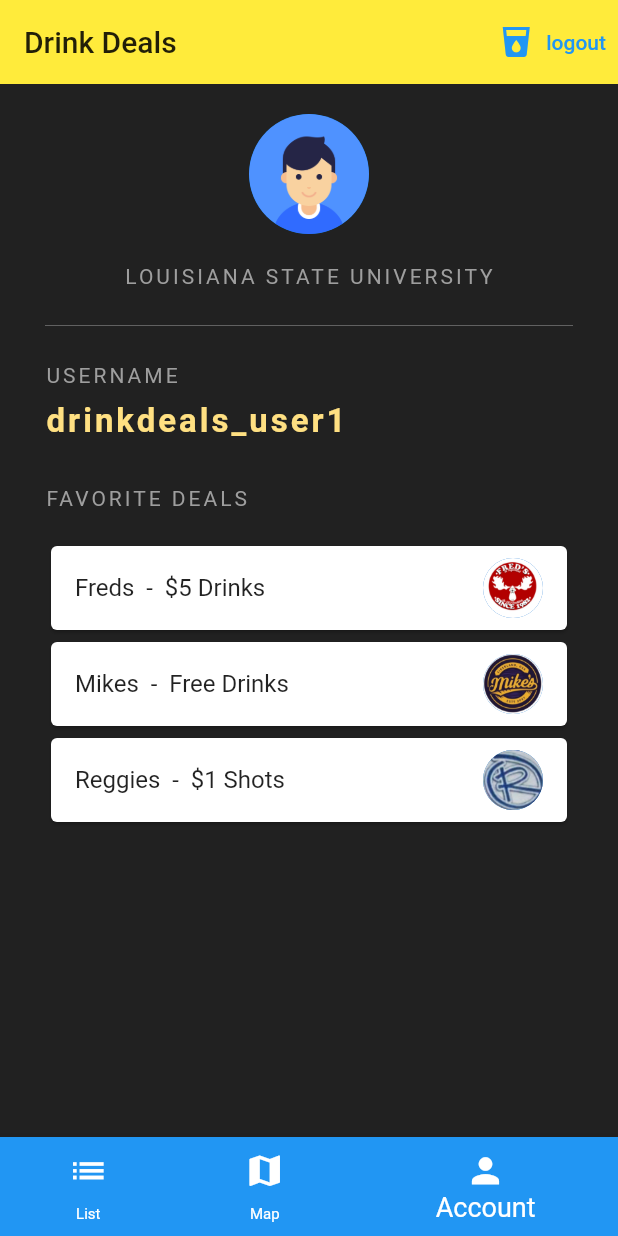
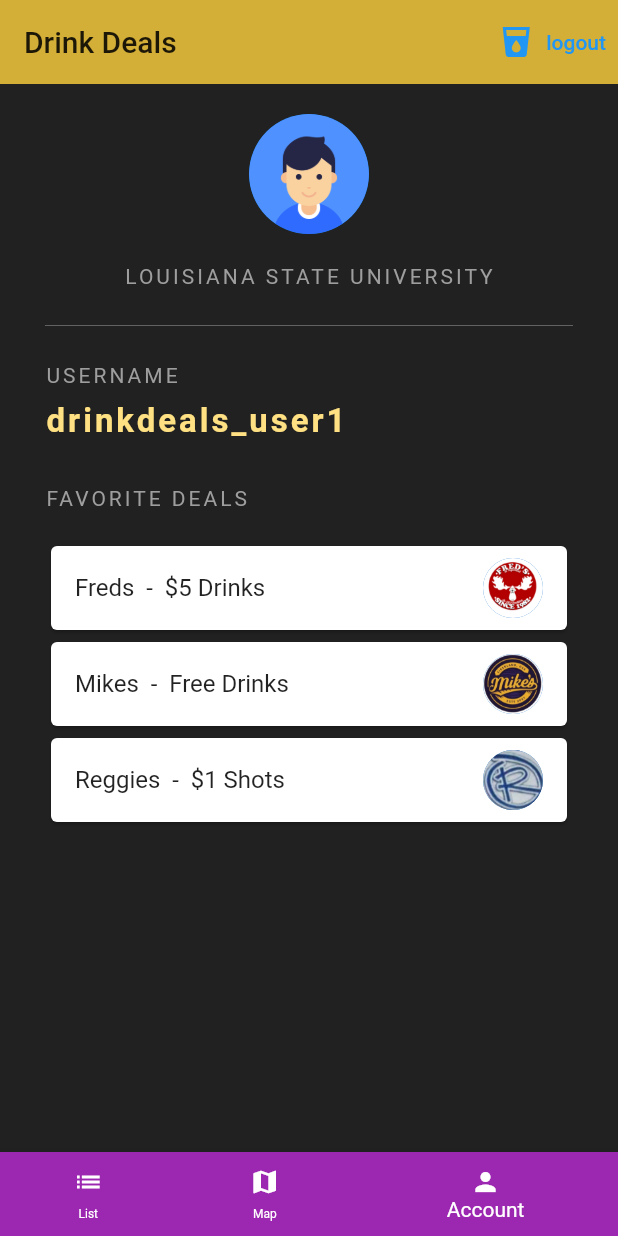
Before and after one commit to sunnyssarai98/drinkdeals, a Flutter app: the screen it shows once a user with an empty profile is signed in, item 3 of the bottom bar chosen, on a phone screen of 412 x 824 dp. Run offline on Flutter 3.47's test engine with Material 2 defaults, Android fonts, the phone set to English and light mode, and no system bars; our stand-ins replace cloud_firestore, dio, firebase_auth, firebase_core, google_maps_flutter; missing offline and left inert: flutter_polyline_points; accounts and stored records are empty; statements that could not run were skipped.

Commit message:
Modified Account screen and deal file

```diff
--- a/lib/screens/home/deal.dart
+++ b/lib/screens/home/deal.dart
@@ -1,7 +1,10 @@
+import 'package:google_maps_flutter/google_maps_flutter.dart';
+
 class Deal {
   String barName;
   String deal;
   String picURL;
+  LatLng location;
 
-  Deal({required this.barName, required this.deal, required this.picURL});
+  Deal({required this.barName, required this.deal, required this.picURL, required this.location});
 }
--- a/lib/screens/home/home.dart
+++ b/lib/screens/home/home.dart
@@ -1,6 +1,7 @@
 // ignore_for_file: prefer_const_constructors, prefer_const_literals_to_create_immutables
 
 // import 'dart:html';
+
 
 import 'package:drink_deals/screens/home/deal.dart';
 import 'package:drink_deals/services/auth.dart';
@@ -8,6 +9,7 @@ import 'package:flutter/material.dart';
 import 'package:google_maps_flutter/google_maps_flutter.dart';
 import 'package:flutter_polyline_points/flutter_polyline_points.dart';
 import 'package:dio/dio.dart';
+import 'package:drink_deals/shared/constants.dart';
 
 class Home extends StatefulWidget {
   @override
@@ -32,7 +34,7 @@ class _HomeState extends State<Home> {
       backgroundColor: Colors.yellow[50],
       appBar: AppBar(
         title: Text('Drink Deals'),
-        backgroundColor: Colors.yellow[500],
+        backgroundColor: Color(0xffd4af37),
         foregroundColor: Colors.black87,
         elevation: 0.0,
         actions: <Widget>[
@@ -48,9 +50,9 @@ class _HomeState extends State<Home> {
       bottomNavigationBar: BottomNavigationBar(
           currentIndex: _currentIndex,
           type: BottomNavigationBarType.shifting,
-          iconSize: 27,
-          selectedFontSize: 18,
-          unselectedFontSize: 10,
+          iconSize: 20,
+          selectedFontSize: 14,
+          unselectedFontSize: 8,
           showUnselectedLabels: true,
           items: [
             BottomNavigationBarItem(
@@ -66,7 +68,7 @@ class _HomeState extends State<Home> {
             BottomNavigationBarItem(
               icon: Icon(Icons.person),
               label: "Account",
-              backgroundColor: Colors.blue,
+              backgroundColor: Colors.purple,
             ),
           ],
           onTap: (index) {
@@ -87,16 +89,16 @@ class AccountScreen extends StatefulWidget {
 
 class _AccountScreenState extends State<AccountScreen> {
   late List<Deal> deals = [
-    Deal(barName: 'Freds', deal: '\$5 Drinks', picURL: 'freds.png'),
-    Deal(barName: 'Mikes', deal: 'Free Drinks', picURL: 'mikes.png'),
-    Deal(barName: 'Reggies', deal: '\$1 Shots', picURL: 'Reggies')
+    Deal(barName: 'Freds', deal: '\$5 Drinks', picURL: 'assets/freds.png', location: LatLng(30.373199749985734, -91.17156490476393)),
+    Deal(barName: 'Mikes', deal: 'Free Drinks', picURL: 'assets/mikes.png', location: LatLng(30.39585597757133, -91.17943170225242)),
+    Deal(barName: 'Reggies', deal: '\$1 Shots', picURL: 'assets/reggies.png', location: LatLng(30.39649169335429, -91.18000358876223))
   ];
 
   void setupDeals() async {
     deals = [
-      Deal(barName: 'Freds', deal: '\$5 Drinks', picURL: 'freds.png'),
-      Deal(barName: 'Mikes', deal: 'Free Drinks', picURL: 'mikes.png'),
-      Deal(barName: 'Reggies', deal: '\$1 Shots', picURL: 'Reggies')
+      Deal(barName: 'Freds', deal: '\$5 Drinks', picURL: 'assets/freds.png', location: LatLng(30.373199749985734, -91.17156490476393)),
+      Deal(barName: 'Mikes', deal: 'Free Drinks', picURL: 'assets/mikes.png', location: LatLng(30.39585597757133, -91.17943170225242)),
+      Deal(barName: 'Reggies', deal: '\$1 Shots', picURL: 'assets/reggies.png', location: LatLng(30.39649169335429, -91.18000358876223))
     ];
   }
 
@@ -171,36 +173,23 @@ class _AccountScreenState extends State<AccountScreen> {
               SizedBox(
                 height: 20.0,
               ),
-              Card(
+              for (int i=0; i<deals.length; i++)
+                Card(
                   child: ListTile(
-                onTap: () {},
-                title: Text(
-                  deals[0].barName + '\t - \t' + deals[0].deal,
-                ),
-                trailing: InkWell(
-                    child: CircleAvatar(
-                  backgroundImage: AssetImage('assets/freds.png'),
-                )),
-              )),
-              Card(
-                  child: ListTile(
-                onTap: () {},
-                title: Text(deals[1].barName + '\t - \t' + deals[1].deal),
-                trailing: InkWell(
-                    child: CircleAvatar(
-                  backgroundImage: AssetImage('assets/mikes.png'),
-                )),
-              )),
-              Card(
-                child: ListTile(
-                  onTap: () {},
-                  title: Text(deals[2].barName + '\t - \t' + deals[2].deal),
+                  onTap: (){},
+
+                    // () => Navigator.push(
+                    // context,
+                    // MaterialPageRoute(builder: (context) => const MapScreen())
+                 // ),
+                  title: Text(
+                    deals[i].barName + '\t - \t' + deals[i].deal,
+                  ),
                   trailing: InkWell(
                       child: CircleAvatar(
-                    backgroundImage: AssetImage('assets/reggies.png'),
+                    backgroundImage: AssetImage(deals[i].picURL),
                   )),
-                ),
-              ),
+              )),
             ],
           ),
         ),
@@ -299,6 +288,68 @@ class _DealsScreenState extends State<DealsScreen> {
           ),
         ),
       ),
+      floatingActionButton: FloatingActionButton(
+        onPressed: () => Navigator.push(
+          context,
+          MaterialPageRoute(builder: (context) => const AddScreen())),
+        child: Text("+"),
+        backgroundColor: Colors.purple,
+      ),
     );
   }
 }
+
+class AddScreen extends StatefulWidget {
+  const AddScreen({ Key? key }) : super(key: key);
+
+  @override
+  _AddScreenState createState() => _AddScreenState();
+}
+
+class _AddScreenState extends State<AddScreen> {
+  @override
+  Widget build(BuildContext context) {
+    return Scaffold(
+      backgroundColor: Colors.grey[900],
+      body: SingleChildScrollView(
+        child: Padding(
+          padding: EdgeInsets.fromLTRB(30.0, 100.0, 30.0, 0.0),
+          child: Column(
+            crossAxisAlignment: CrossAxisAlignment.start,
+            children: <Widget>[
+              Form(
+                child: Column(children: <Widget>[
+                    TextFormField(
+                        decoration:
+                            textInputDecoration.copyWith(hintText: 'Deal description'),
+                        validator: (val) =>
+                            val!.isEmpty ? 'Field cannot be null' : null,
+                        onChanged: (val) {
+                          String deal;
+                          setState(() => deal = val);
+                        }),
+                    SizedBox(height: 20),
+                    TextFormField(
+                        decoration:
+                            textInputDecoration.copyWith(hintText: 'Name of Location'),
+                        validator: (val) =>
+                            val!.isEmpty ? 'Field cannot be null' : null,
+                        onChanged: (val) {
+                          String barname;
+                          setState(() => barname = val);
+                        }),
+                    SizedBox(height: 20),
+
+
+                  ]))
+            ]),
+        ),
+      ),
+      floatingActionButton: FloatingActionButton(
+        onPressed: ()=> Navigator.pop(context),
+        child: Text("Return"),
+        backgroundColor: Colors.purple,
+      ),
+    );
+  }
+}
```
